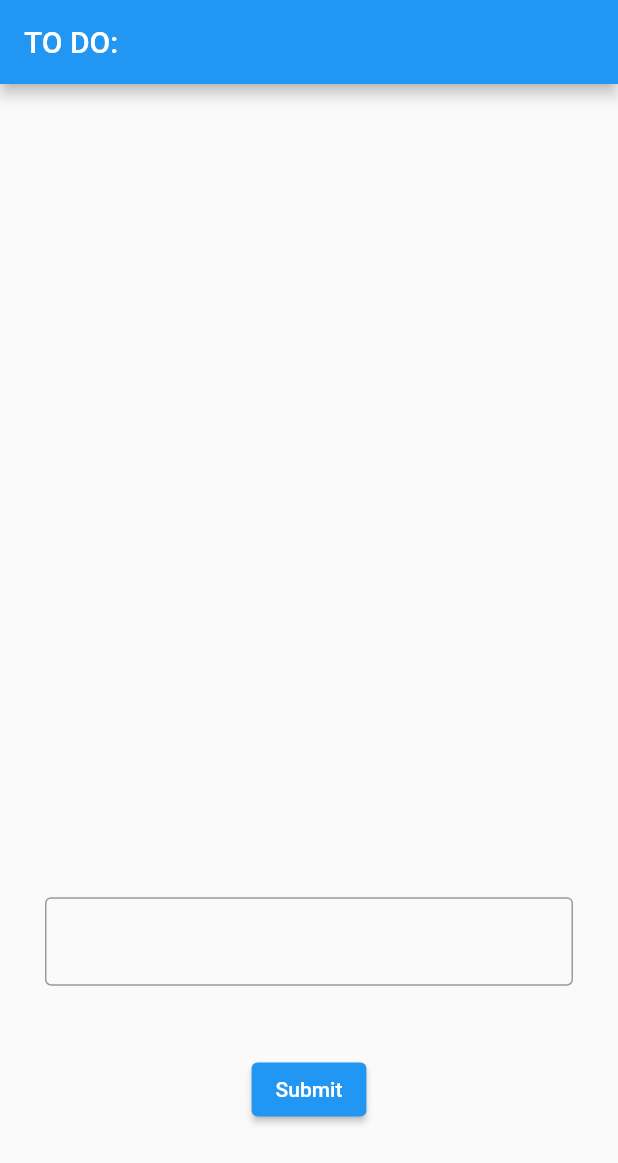
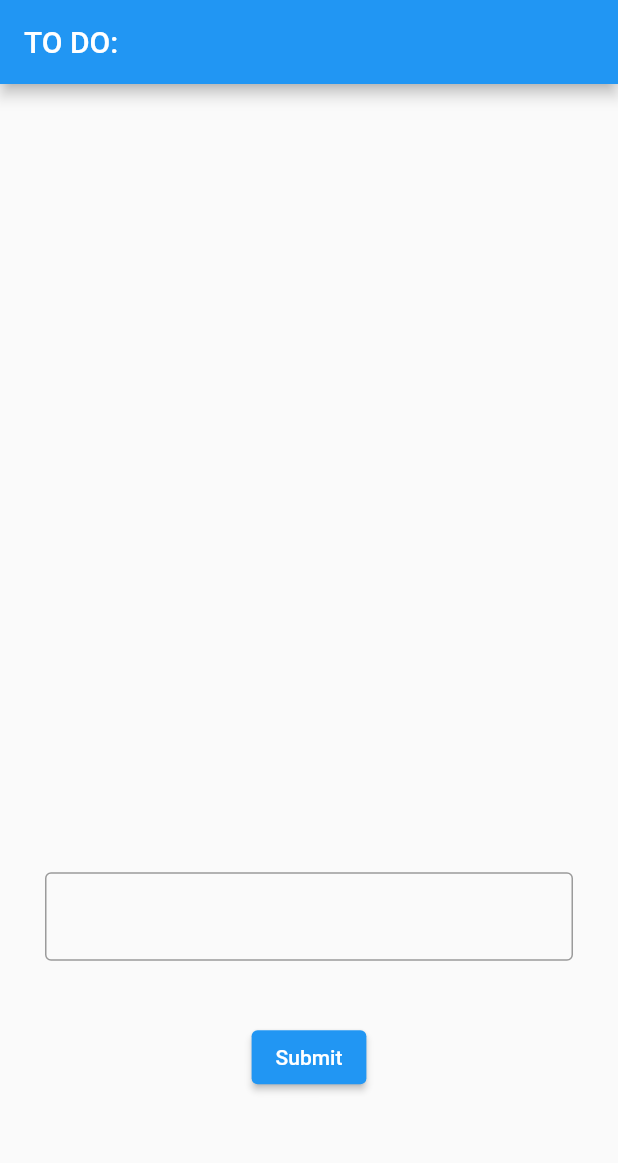
Before and after one commit to kforjan/todo-app-orm, a Flutter app: the screen it shows after launch, on a phone screen of 412 x 824 dp. Shown: the top 1163 px of the screen. Run offline on Flutter 3.47's test engine with Material 2 defaults, Android fonts, the light colour scheme and no system bars; our stand-ins replace bloc.

Commit message:
Add todo bloc states and events

```diff
--- /dev/null
+++ b/lib/blocs/bloc/todo_event.dart
@@ -0,0 +1,4 @@
+part of 'todo_bloc.dart';
+
+@immutable
+abstract class TodoEvent {}
--- a/lib/ui/todo_screen.dart
+++ b/lib/ui/todo_screen.dart
@@ -16,10 +16,13 @@ class TodoScreen extends StatelessWidget {
   Widget _buildBody() => Column(
         children: [
           Flexible(
-            flex: 12,
+            flex: 13,
             child: _buildTodoList(),
           ),
-          Flexible(flex: 2, child: _buildTextInput()),
+          Flexible(
+            flex: 3,
+            child: _buildTextInput(),
+          ),
           Flexible(
             flex: 1,
             child: Container(),
```
Also changed, not shown: lib/blocs/bloc/todo_bloc.dart (added, +18 -0 lines), lib/blocs/bloc/todo_state.dart (added, +8 -0 lines).
